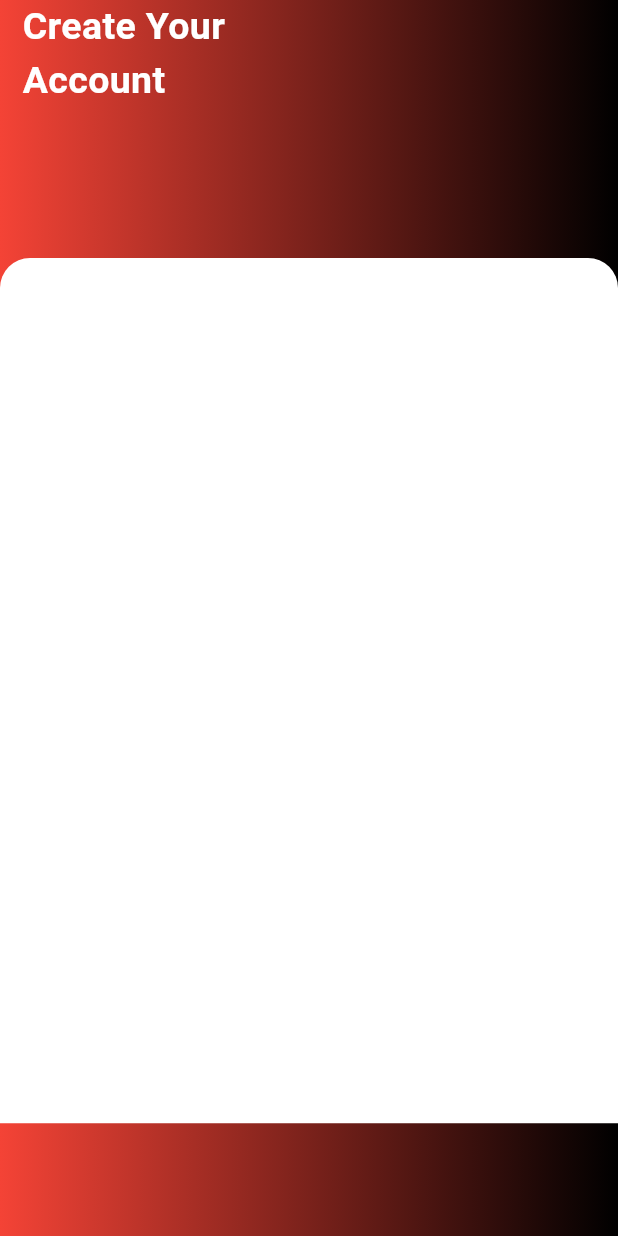
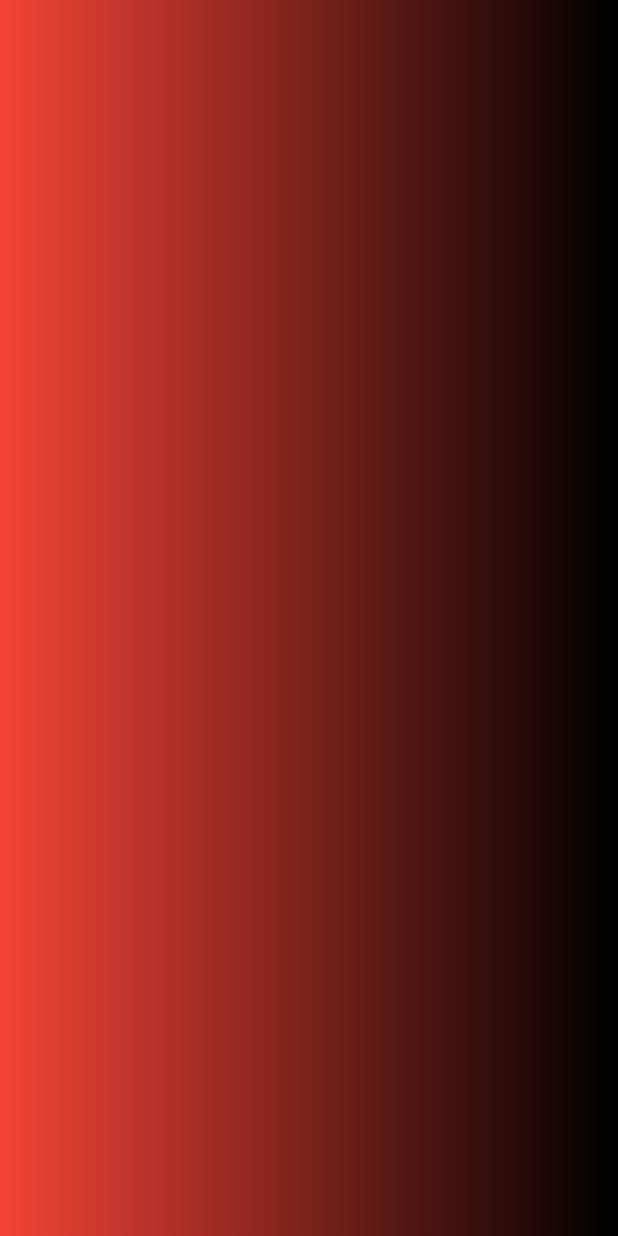
Before and after one commit to iam-talhaa/local_Database_practice, a Flutter app: the screen it shows after launch, on a phone screen of 412 x 824 dp. Run offline on Flutter 3.47's test engine with Material 3 defaults, Android fonts, the phone set to English and light mode, and no system bars.

Commit message:
Landing Page

```diff
--- a/lib/main.dart
+++ b/lib/main.dart
@@ -1,4 +1,5 @@
-import 'package:database_practise/sharedPrefrence/landing_screen.dart';
+import 'package:database_practise/sharedPrefrence/LandingScreen.dart';
+import 'package:database_practise/sharedPrefrence/signup_Screen.dart';
 import 'package:flutter/material.dart';
 
 void main() {
--- /dev/null
+++ b/lib/sharedPrefrence/LandingScreen.dart
@@ -0,0 +1,19 @@
+import 'package:flutter/material.dart';
+
+class LandingScreen extends StatefulWidget {
+  const LandingScreen({super.key});
+
+  @override
+  State<LandingScreen> createState() => _LandingScreenState();
+}
+
+class _LandingScreenState extends State<LandingScreen> {
+  @override
+  Widget build(BuildContext context) {
+    return Container(
+      decoration: BoxDecoration(
+        gradient: LinearGradient(colors: [Colors.red, Colors.black]),
+      ),
+    );
+  }
+}
--- a/lib/sharedPrefrence/landing_screen.dart
+++ /dev/null
@@ -1,55 +0,0 @@
-import 'package:flutter/material.dart';
-
-class LandingScreen extends StatefulWidget {
-  const LandingScreen({super.key});
-
-  @override
-  State<LandingScreen> createState() => _LandingScreenState();
-}
-
-class _LandingScreenState extends State<LandingScreen> {
-  @override
-  Widget build(BuildContext context) {
-    final Height = MediaQuery.of(context).size.height;
-    final width = MediaQuery.of(context).size.height;
-
-    return Scaffold(
-      body: Container(
-        height: Height * 1,
-        width: width * 1,
-        decoration: BoxDecoration(
-            gradient: LinearGradient(colors: [
-          Colors.red,
-          Colors.black,
-        ])),
-        child: Column(
-          crossAxisAlignment: CrossAxisAlignment.start,
-          children: [
-            Padding(
-              padding: const EdgeInsets.only(left: 15),
-              child: Text(
-                "Create Your\nAccount",
-                style: TextStyle(
-                    fontSize: 25,
-                    color: Colors.white,
-                    fontWeight: FontWeight.bold),
-              ),
-            ),
-            SizedBox(
-              height: 100,
-            ),
-            Container(
-              height: Height * 0.7,
-              decoration: BoxDecoration(
-                  color: Colors.white,
-                  borderRadius: BorderRadius.only(
-                    topLeft: Radius.circular(20),
-                    topRight: Radius.circular(20),
-                  )),
-            )
-          ],
-        ),
-      ),
-    );
-  }
-}
```
Also changed, not shown: lib/sharedPrefrence/signup_screen.dart (+55 -0 lines).
